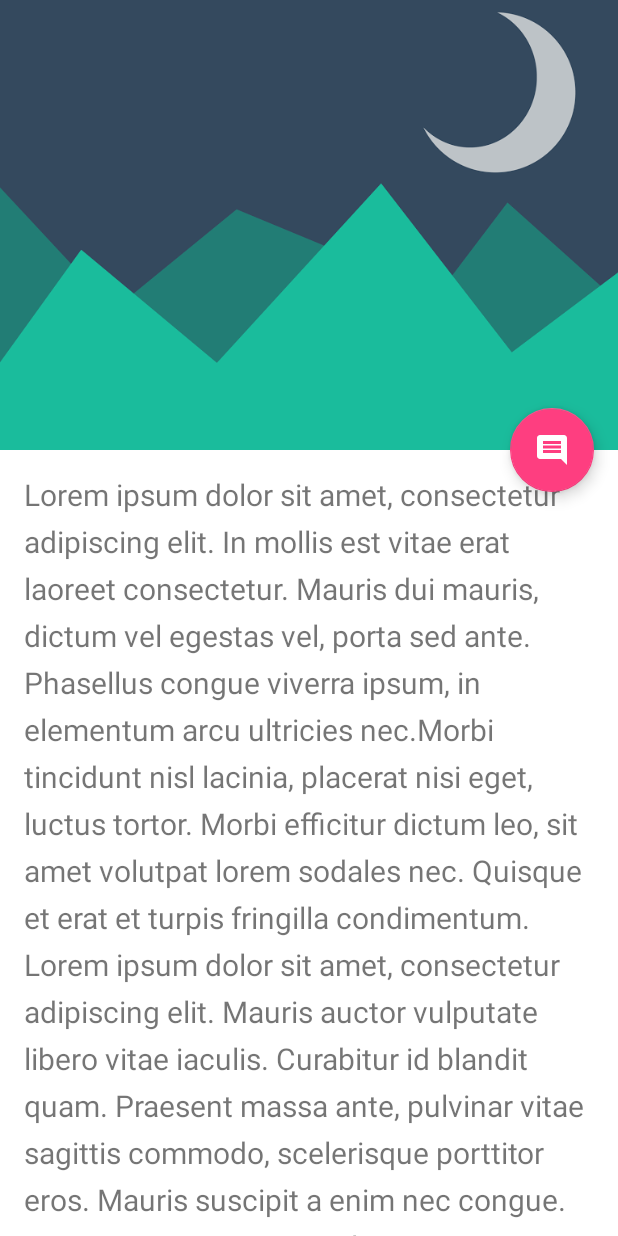
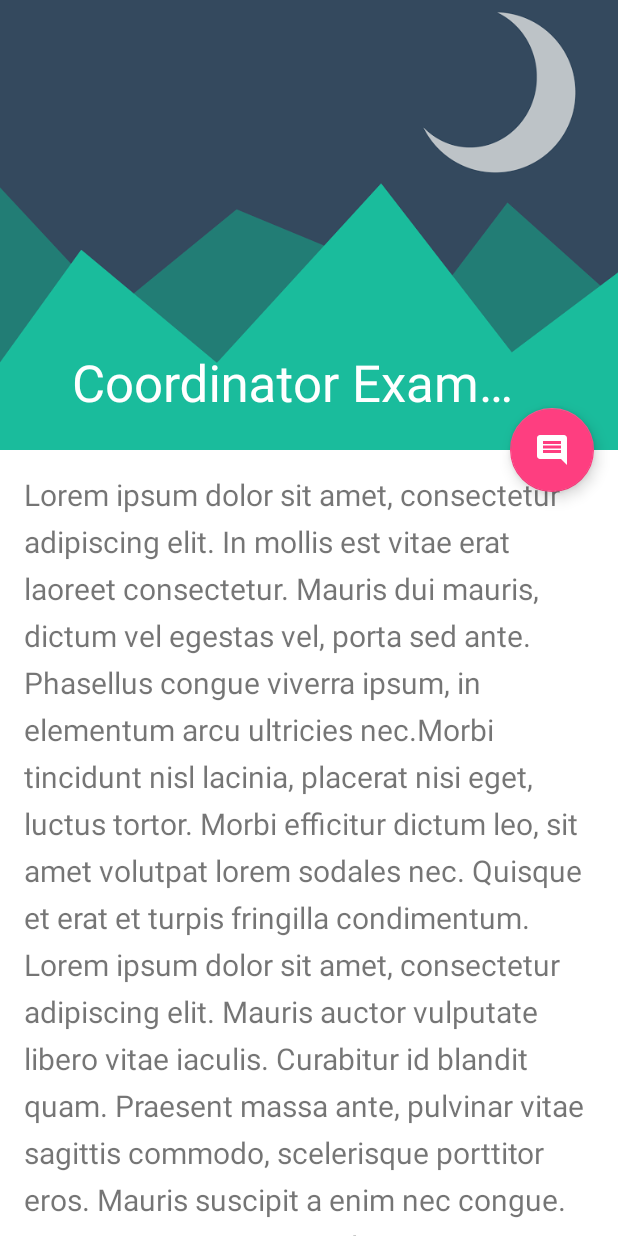
Before and after one commit to saulmm/CoordinatorExamples, an Android app: the layout activity_simple_coordinator.xml on its own in the app's theme, with its tools: preview values and no code run, on a phone screen of 412 x 824 dp. Run offline under Robolectric (Android 15) with nearby library versions, the phone set to English and light mode, and no system bars.

Commit message:
Moved appbar title to its declaration

```diff
--- a/app/src/main/java/saulmm/coordinatorexamples/SimpleCoordinatorActivity.java
+++ b/app/src/main/java/saulmm/coordinatorexamples/SimpleCoordinatorActivity.java
@@ -27,11 +27,6 @@ public class SimpleCoordinatorActivity extends AppCompatActivity {
 	public void onCreate(Bundle savedInstanceState) {
 		super.onCreate(savedInstanceState);
 		setContentView(R.layout.activity_simple_coordinator);
-
-		CollapsingToolbarLayout collapsingToolbarLayout =
-			(CollapsingToolbarLayout) findViewById(R.id.main_collapsing);
-
-		collapsingToolbarLayout.setTitle(getString(R.string.app_name));
 	}
 
 	public static void start(Context c) {
--- a/app/src/main/res/layout/activity_simple_coordinator.xml
+++ b/app/src/main/res/layout/activity_simple_coordinator.xml
@@ -1,8 +1,8 @@
 <?xml version="1.0" encoding="utf-8"?>
-
 <android.support.design.widget.CoordinatorLayout
 	xmlns:android="http://schemas.android.com/apk/res/android"
 	xmlns:app="http://schemas.android.com/apk/res-auto"
+	xmlns:tools="http://schemas.android.com/tools"
 	android:layout_width="match_parent"
 	android:layout_height="match_parent"
 	android:background="@android:color/background_light"
@@ -21,11 +21,12 @@
 			android:id="@+id/main.collapsing"
 			android:layout_width="match_parent"
 			android:layout_height="match_parent"
+			android:fitsSystemWindows="true"
 			app:layout_scrollFlags="scroll|exitUntilCollapsed"
-			android:fitsSystemWindows="true"
 			app:contentScrim="?attr/colorPrimary"
 			app:expandedTitleMarginStart="48dp"
 			app:expandedTitleMarginEnd="64dp"
+			app:title="@string/app_name"
 			>
 
 			<ImageView
@@ -36,14 +37,16 @@
 				android:fitsSystemWindows="true"
 				android:src="@drawable/material_flat"
 				app:layout_collapseMode="parallax"
+				tools:ignore="ContentDescription"
 				/>
 
 			<android.support.v7.widget.Toolbar
 				android:id="@+id/main.toolbar"
 				android:layout_width="match_parent"
 				android:layout_height="?attr/actionBarSize"
-				app:popupTheme="@style/ThemeOverlay.AppCompat.Light"
 				app:layout_collapseMode="pin"
+				app:title="Test"
+
 				/>
 		</android.support.design.widget.CollapsingToolbarLayout>
 	</android.support.design.widget.AppBarLayout>
```
